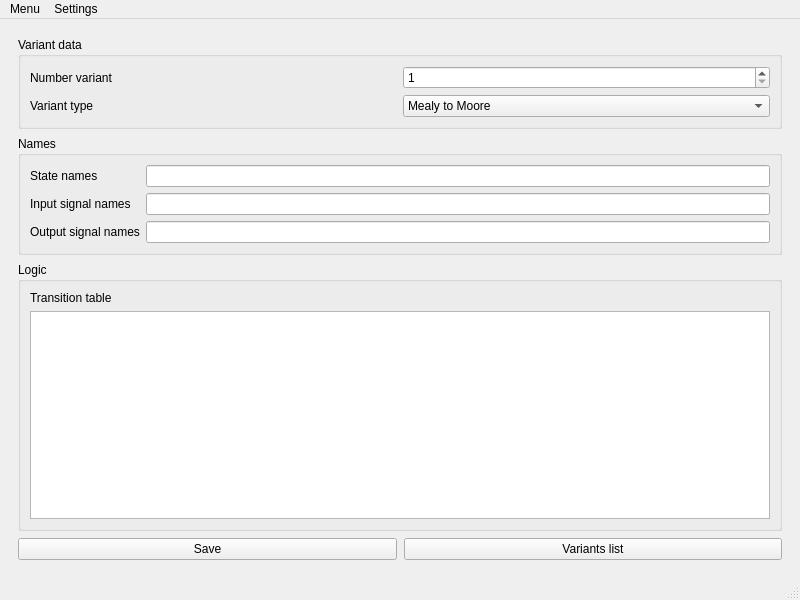
Old version of the form ui/mainwindow.ui in the repository S1mpleton/M2MTools.
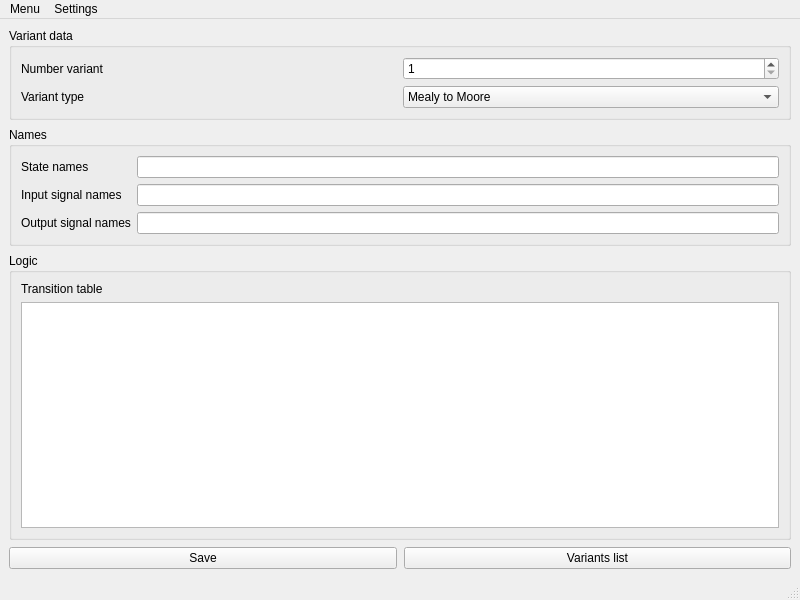
New version of the form. Icons and pictures are not drawn.

Commit message: fix: make main window readable and compact

Diff of the .ui file:
```diff
--- a/ui/mainwindow.ui
+++ b/ui/mainwindow.ui
@@ -17,25 +17,7 @@
    <string>M2MTools</string>
   </property>
   <widget class="QWidget" name="centralwidget">
-   <layout class="QGridLayout" name="gridLayout">
-    <item row="0" column="0">
-     <widget class="QScrollArea" name="scrollArea">
-      <property name="frameShape">
-       <enum>QFrame::Shape::NoFrame</enum>
-      </property>
-      <property name="widgetResizable">
-       <bool>true</bool>
-      </property>
-      <widget class="QWidget" name="scrollAreaWidgetContents">
-       <property name="geometry">
-        <rect>
-         <x>0</x>
-         <y>0</y>
-         <width>778</width>
-         <height>548</height>
-        </rect>
-       </property>
-       <layout class="QVBoxLayout" name="verticalLayout">
+   <layout class="QVBoxLayout" name="verticalLayout">
       <property name="spacing">
        <number>7</number>
       </property>
@@ -159,10 +141,6 @@
         </item>
        </layout>
       </item>
-       </layout>
-      </widget>
-     </widget>
-    </item>
    </layout>
   </widget>
   <widget class="QMenuBar" name="menubar">
```
The commit also changes 7 other files.
